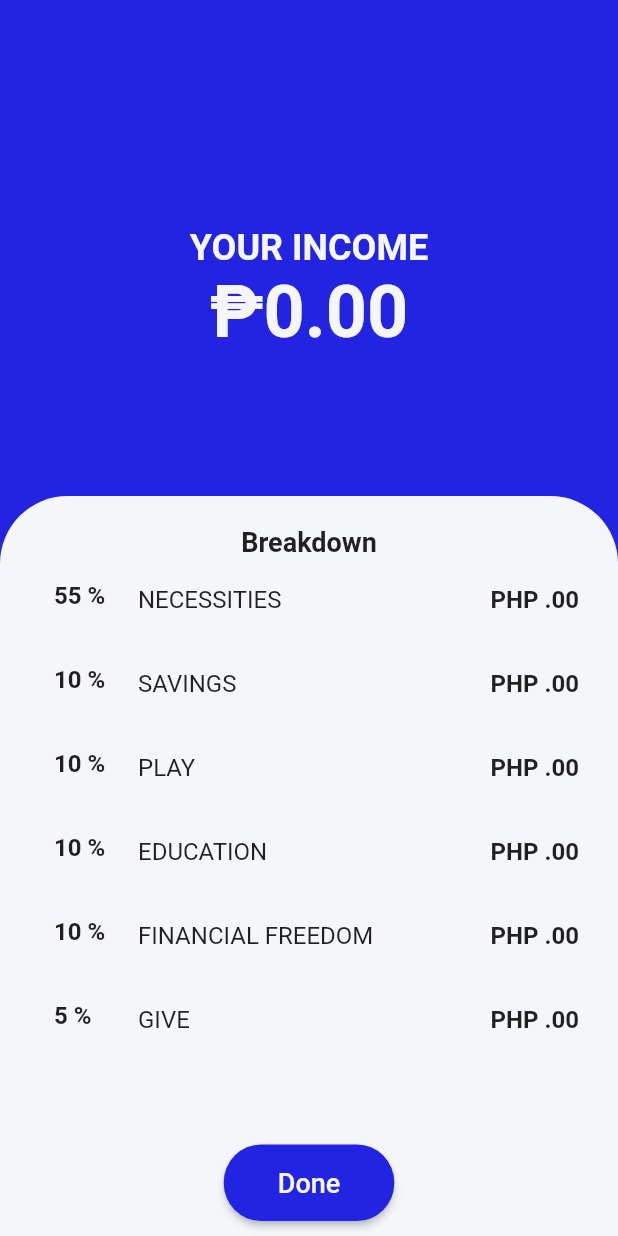
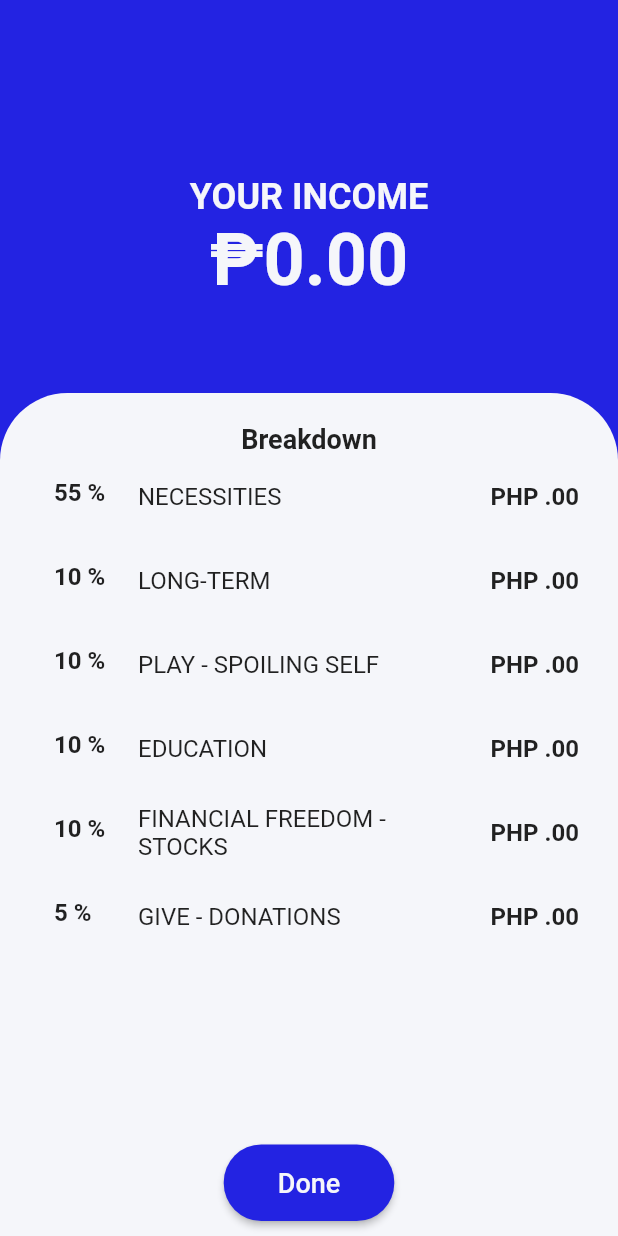
Before and after one commit to carloadamos/income_splitter, a Flutter app: the CalculatePage screen opened directly with empty values, on a phone screen of 412 x 824 dp. Run offline on Flutter 3.47's test engine with Material 2 defaults, Android fonts, the phone set to English and light mode, and no system bars.

Commit message:
Adjust size of result on Calculate Page

```diff
--- a/lib/models/categorylist.dart
+++ b/lib/models/categorylist.dart
@@ -8,12 +8,12 @@ List<Category> categories = [
   ),
   Category(
     categoryId: 2,
-    categoryName: 'Savings',
+    categoryName: 'Long-Term',
     categoryPercent: 10,
   ),
   Category(
     categoryId: 3,
-    categoryName: 'Play',
+    categoryName: 'Play - Spoiling Self',
     categoryPercent: 10,
   ),
   Category(
@@ -23,12 +23,12 @@ List<Category> categories = [
   ),
   Category(
     categoryId: 5,
-    categoryName: 'Financial Freedom',
+    categoryName: 'Financial Freedom - Stocks',
     categoryPercent: 10,
   ),
   Category(
     categoryId: 6,
-    categoryName: 'Give',
+    categoryName: 'Give - Donations',
     categoryPercent: 5,
   ),
 ];
--- a/lib/page/calculate_page.dart
+++ b/lib/page/calculate_page.dart
@@ -27,7 +27,7 @@ class CalculatePage extends StatelessWidget {
           children: <Widget>[
             Container(
               alignment: Alignment.center,
-              height: MediaQuery.of(context).size.height / 3,
+              height: MediaQuery.of(context).size.height / 4,
               child: Column(
                 mainAxisAlignment: MainAxisAlignment.center,
                 children: <Widget>[
@@ -52,7 +52,7 @@ class CalculatePage extends StatelessWidget {
             Container(
               width: MediaQuery.of(context).size.width,
               margin:
-                  EdgeInsets.only(top: MediaQuery.of(context).size.height / 3),
+                  EdgeInsets.only(top: MediaQuery.of(context).size.height / 4),
               decoration: BoxDecoration(
                 borderRadius: BorderRadius.only(
                   topLeft: Radius.circular(45.0),
```
